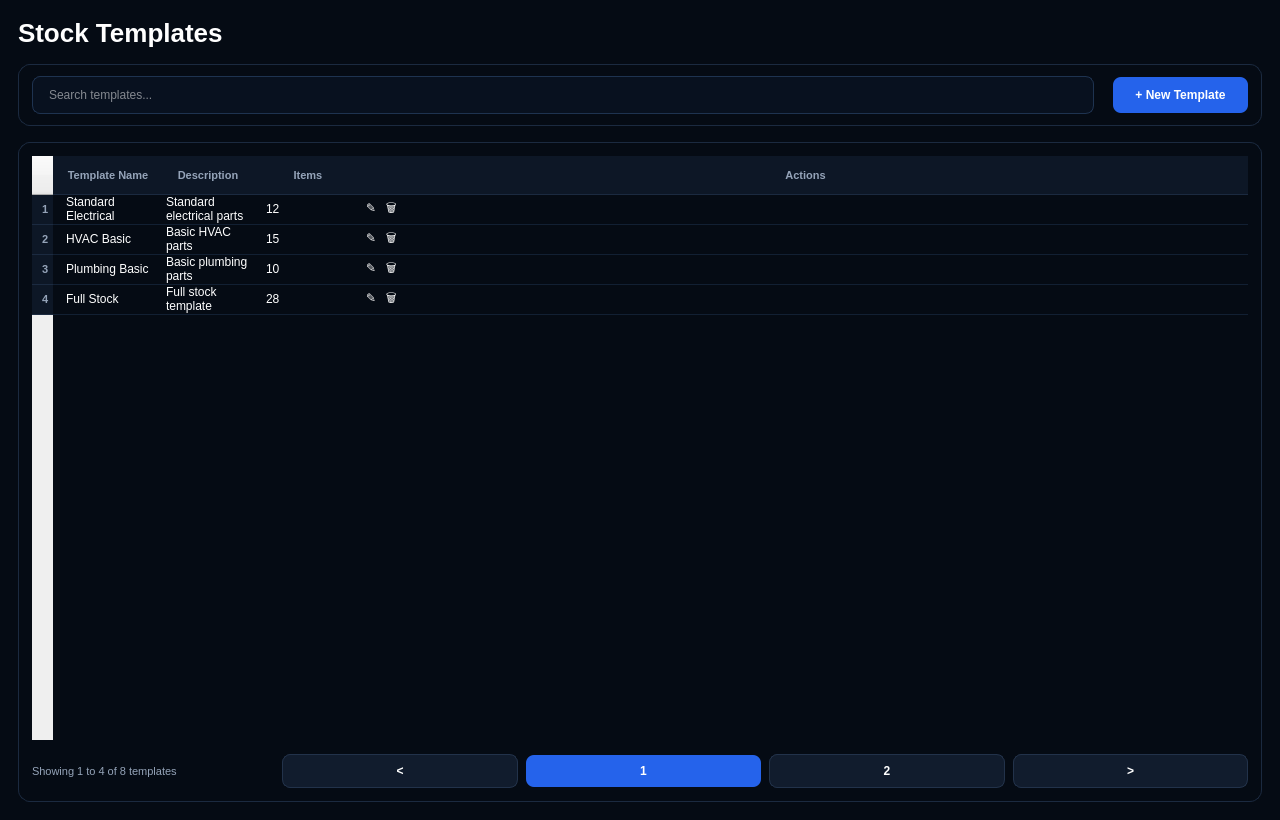
This is InventoryQtApp/StockTemplatesPage.ui in Felipeact/InventoryQtApp as Qt 5 draws it before an edit. The edited form follows.
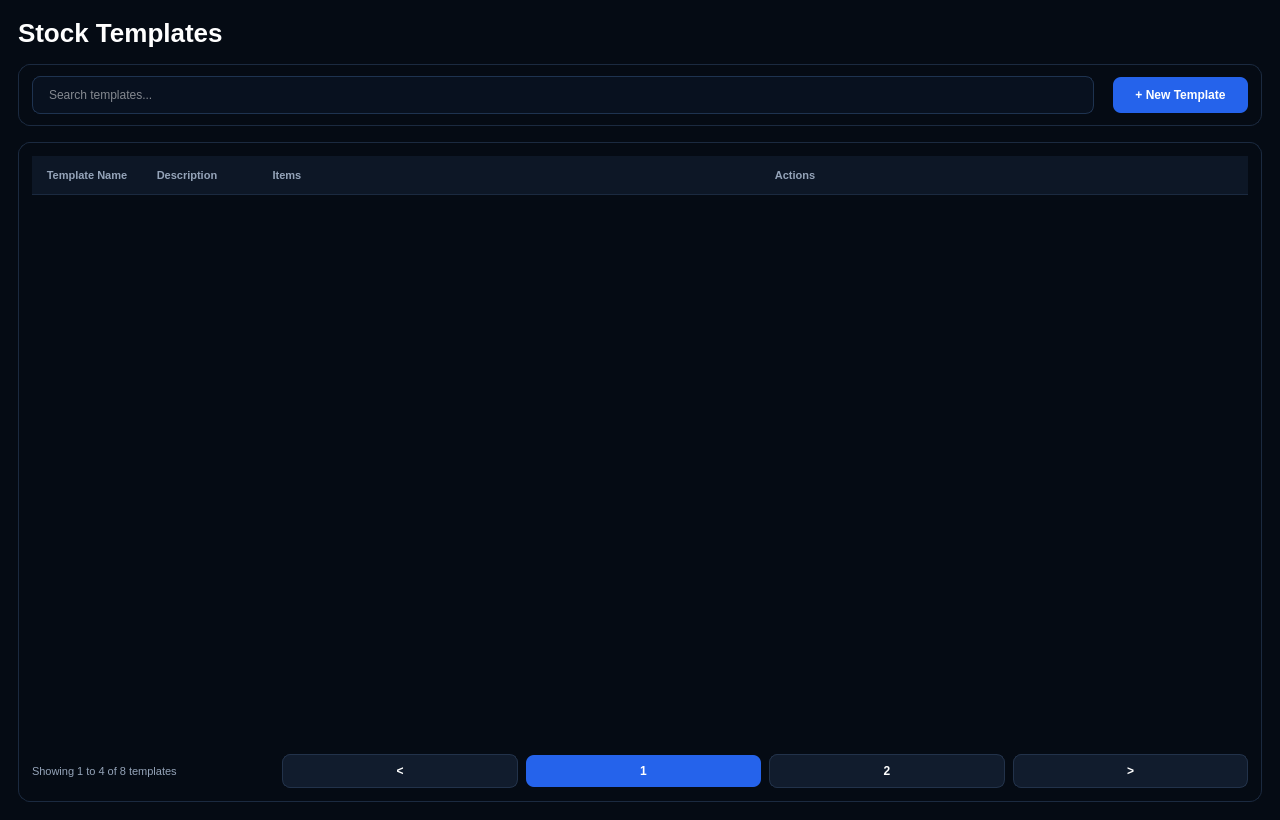
This is the edited form.

What changed in the file:
```diff
--- a/InventoryQtApp/StockTemplatesPage.ui
+++ b/InventoryQtApp/StockTemplatesPage.ui
@@ -246,7 +246,7 @@
 									<number>4</number>
 								</property>
 								<property name="rowCount">
-									<number>4</number>
+									<number>0</number>
 								</property>
 								<property name="selectionBehavior">
 									<enum>QAbstractItemView::SelectRows</enum>
@@ -278,90 +278,6 @@
 										<string>Actions</string>
 									</property>
 								</column>
-
-								<item row="0" column="0">
-									<property name="text">
-										<string>Standard Electrical</string>
-									</property>
-								</item>
-								<item row="0" column="1">
-									<property name="text">
-										<string>Standard electrical parts</string>
-									</property>
-								</item>
-								<item row="0" column="2">
-									<property name="text">
-										<string>12</string>
-									</property>
-								</item>
-								<item row="0" column="3">
-									<property name="text">
-										<string>✎   🗑</string>
-									</property>
-								</item>
-
-								<item row="1" column="0">
-									<property name="text">
-										<string>HVAC Basic</string>
-									</property>
-								</item>
-								<item row="1" column="1">
-									<property name="text">
-										<string>Basic HVAC parts</string>
-									</property>
-								</item>
-								<item row="1" column="2">
-									<property name="text">
-										<string>15</string>
-									</property>
-								</item>
-								<item row="1" column="3">
-									<property name="text">
-										<string>✎   🗑</string>
-									</property>
-								</item>
-
-								<item row="2" column="0">
-									<property name="text">
-										<string>Plumbing Basic</string>
-									</property>
-								</item>
-								<item row="2" column="1">
-									<property name="text">
-										<string>Basic plumbing parts</string>
-									</property>
-								</item>
-								<item row="2" column="2">
-									<property name="text">
-										<string>10</string>
-									</property>
-								</item>
-								<item row="2" column="3">
-									<property name="text">
-										<string>✎   🗑</string>
-									</property>
-								</item>
-
-								<item row="3" column="0">
-									<property name="text">
-										<string>Full Stock</string>
-									</property>
-								</item>
-								<item row="3" column="1">
-									<property name="text">
-										<string>Full stock template</string>
-									</property>
-								</item>
-								<item row="3" column="2">
-									<property name="text">
-										<string>28</string>
-									</property>
-								</item>
-								<item row="3" column="3">
-									<property name="text">
-										<string>✎   🗑</string>
-									</property>
-								</item>
 							</widget>
 						</item>
 
```
Left out of the diff: 4 changed lines with no effect on the pictures.
